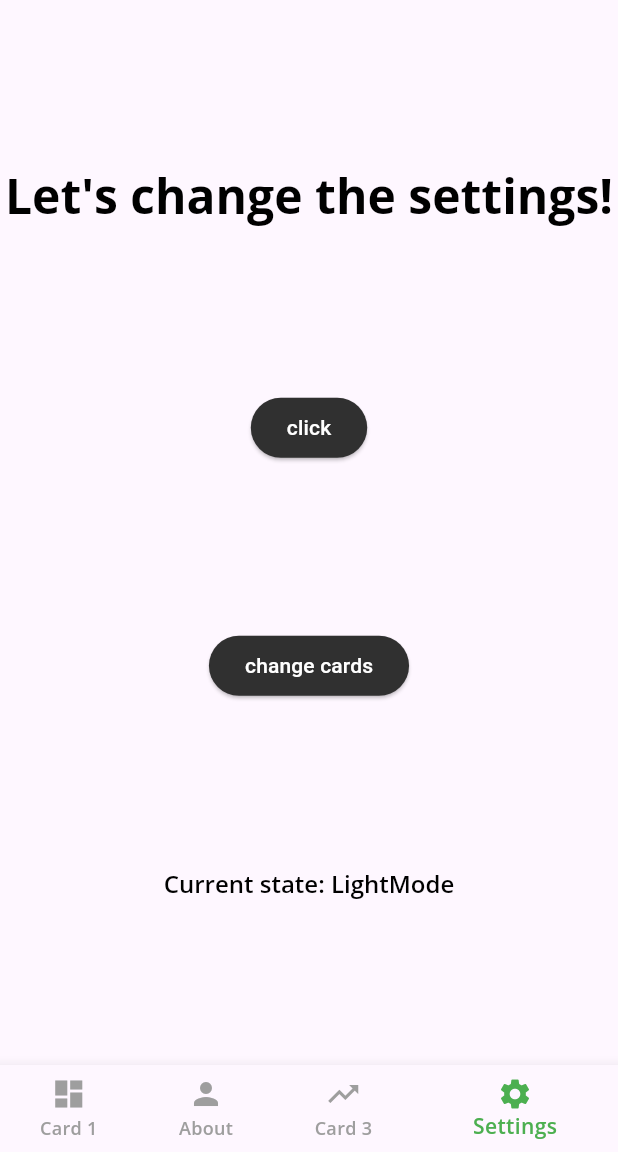
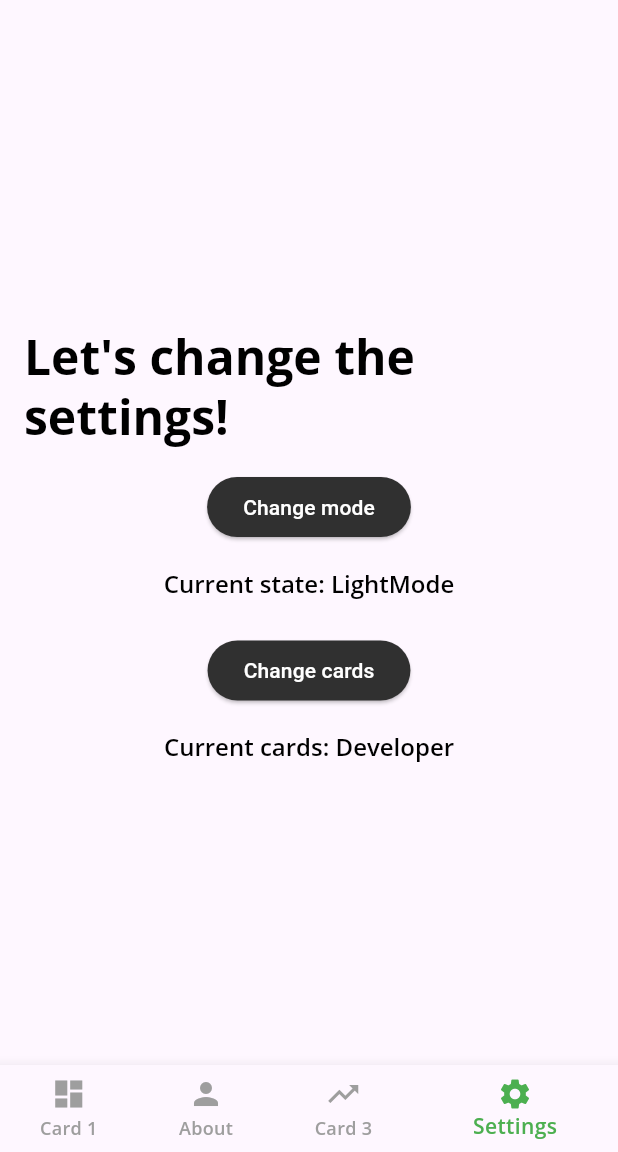
Before and after one commit to krystianpetek/LearningFlutter, a Flutter app: the screen it shows after launch, item 4 of the bottom bar chosen, on a phone screen of 412 x 824 dp, the part 84-1236 px from its top. Run offline on Flutter 3.47's test engine with Material 2 defaults, Android fonts, the phone set to English and light mode, and no system bars; our stand-ins replace google_fonts.

Commit message:
Changed HomeCard to SettingsCard Fixed settingsCard, added padding for each elements, added cardMode indicator

```diff
--- a/book-flutter_apprentice/two_foodapp/lib/components/cards/home_card.dart
+++ /dev/null
@@ -1,63 +0,0 @@
-import 'package:flutter/material.dart';
-import 'package:two_foodapp/actions/dark_mode.dart';
-
-class HomeCard extends StatefulWidget {
-  const HomeCard({super.key, required this.changeCards});
-
-  final Function changeCards;
-
-  @override
-  HomeCardState createState() => HomeCardState();
-}
-
-class HomeCardState extends State<HomeCard> {
-  String _mode = 'Current state: LightMode';
-
-  darkMode() {
-    if (Theme.of(context).brightness.name == Brightness.dark.name) {
-      _mode = 'Current state: LightMode';
-    } else {
-      _mode = 'Current state: DarkMode';
-    }
-    setState(() {});
-  }
-
-  @override
-  Widget build(BuildContext context) {
-    return Actions(
-      actions: <Type, Action<Intent>>{
-        DarkModeIntent: DarkModeAction(darkMode: () {})
-      },
-      child: Center(
-        child: Column(
-          mainAxisAlignment: MainAxisAlignment.spaceEvenly,
-          children: <Widget>[
-            Text(
-              'Let\'s change the settings!',
-              style: Theme.of(context).textTheme.headlineLarge,
-            ),
-            ElevatedButton(
-              onPressed: () {
-                darkMode();
-                Actions.invoke(context, DarkModeIntent(darkMode: () {}));
-              },
-              style: Theme.of(context).elevatedButtonTheme.style,
-              child: const Text('click'),
-            ),
-            ElevatedButton(
-              onPressed: () {
-                widget.changeCards();
-              },
-              style: Theme.of(context).elevatedButtonTheme.style,
-              child: const Text('change cards'),
-            ),
-            Text(
-              _mode,
-              style: Theme.of(context).textTheme.headlineSmall,
-            ),
-          ],
-        ),
-      ),
-    );
-  }
-}
--- /dev/null
+++ b/book-flutter_apprentice/two_foodapp/lib/components/cards/settings_card.dart
@@ -0,0 +1,84 @@
+import 'package:flutter/material.dart';
+import 'package:two_foodapp/actions/dark_mode.dart';
+
+class SettingsCard extends StatefulWidget {
+  const SettingsCard({super.key, required this.changeCards});
+
+  final Function changeCards;
+
+  @override
+  SettingsCardState createState() => SettingsCardState();
+}
+
+class SettingsCardState extends State<SettingsCard> {
+  String stateMode = 'LightMode';
+  String cardMode = 'Developer';
+
+  changeStateMode() {
+    if (Theme.of(context).brightness.name == Brightness.dark.name) {
+      stateMode = 'LightMode';
+    } else {
+      stateMode = 'DarkMode';
+    }
+    setState(() {});
+  }
+
+  changeCardMode() {
+    if (cardMode == "Developer") {
+      cardMode = 'Cooking';
+    } else {
+      cardMode = 'Developer';
+    }
+    setState(() {});
+  }
+
+  @override
+  Widget build(BuildContext context) {
+    return Actions(
+      actions: <Type, Action<Intent>>{
+        DarkModeIntent: DarkModeAction(darkMode: () {})
+      },
+      child: Center(
+        child: Column(
+          mainAxisAlignment: MainAxisAlignment.center,
+          children: <Widget>[
+            Padding(
+              padding: const EdgeInsets.all(16),
+              child: Text(
+                'Let\'s change the settings!',
+                style: Theme.of(context).textTheme.headlineLarge,
+              ),
+            ),
+            ElevatedButton(
+              onPressed: () {
+                changeStateMode();
+                Actions.invoke(context, DarkModeIntent(darkMode: () {}));
+              },
+              style: Theme.of(context).elevatedButtonTheme.style,
+              child: const Text('Change mode'),
+            ),
+            const SizedBox(height: 16),
+            Text(
+              'Current state: $stateMode',
+              style: Theme.of(context).textTheme.headlineSmall,
+            ),
+            const SizedBox(height: 24),
+            ElevatedButton(
+              onPressed: () {
+                widget.changeCards();
+                changeCardMode();
+              },
+              style: Theme.of(context).elevatedButtonTheme.style,
+              child: const Text('Change cards'),
+            ),
+            const SizedBox(height: 16),
+            Text(
+              'Current cards: $cardMode',
+              style: Theme.of(context).textTheme.headlineSmall,
+            ),
+          ],
+        ),
+      ),
+    );
+  }
+}
--- a/book-flutter_apprentice/two_foodapp/lib/components/components.dart
+++ b/book-flutter_apprentice/two_foodapp/lib/components/components.dart
@@ -1,6 +1,6 @@
 export 'circle_image.dart';
 export 'author.dart';
-export 'cards/home_card.dart';
+export 'cards/settings_card.dart';
 export 'friend_post_tile.dart';
 
 export 'cards/card1.dart';
--- a/book-flutter_apprentice/two_foodapp/lib/home.dart
+++ b/book-flutter_apprentice/two_foodapp/lib/home.dart
@@ -25,7 +25,7 @@ class HomeState extends State<Home> {
       const Card3(),
       const Card2(),
       const Card1(),
-      HomeCard(changeCards: changeCards),
+      SettingsCard(changeCards: changeCards),
     ];
 
     bottomNavItems1 = <BottomNavigationBarItem>[
@@ -51,7 +51,7 @@ class HomeState extends State<Home> {
       ExploreScreen(),
       const Card1(),
       const Card1(),
-      HomeCard(changeCards: changeCards),
+      SettingsCard(changeCards: changeCards),
     ];
 
     bottomNavItems2 = <BottomNavigationBarItem>[
```
